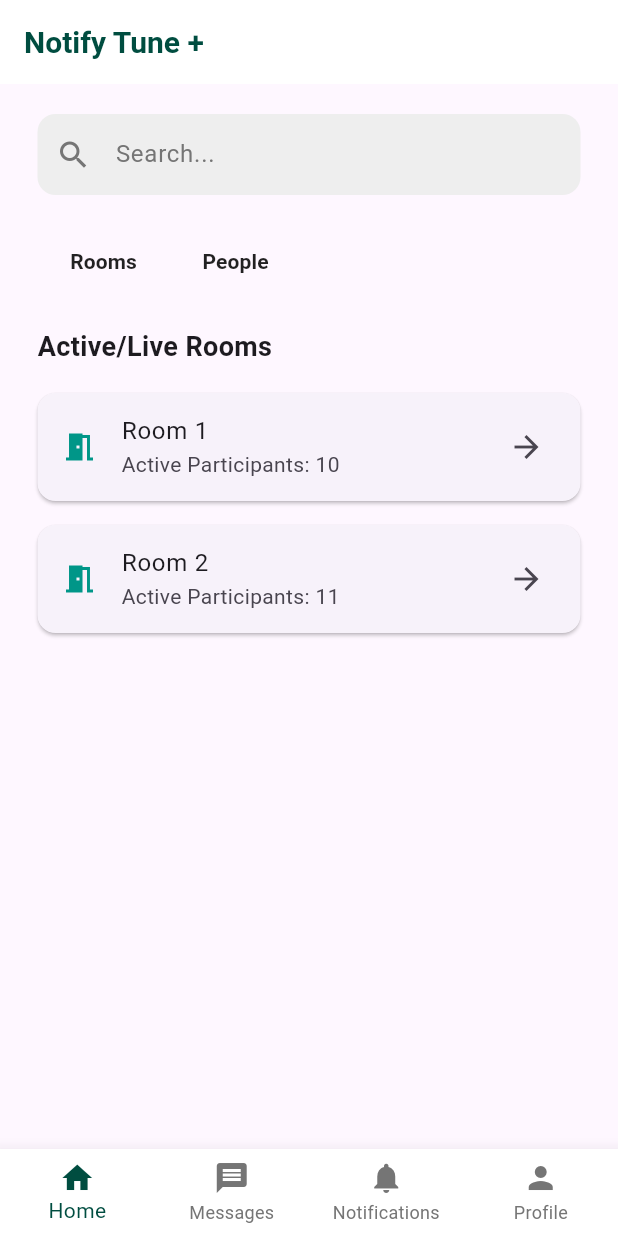
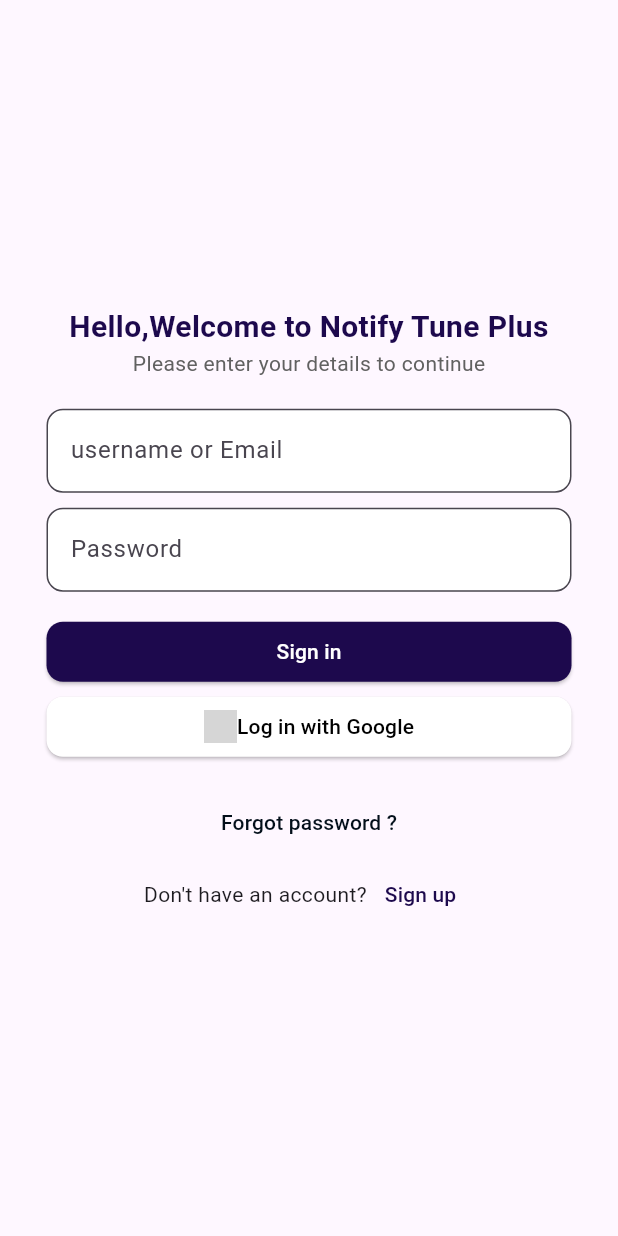
Before and after one commit to byiringiroaimefils/Notifytune, a Flutter app: the screen it shows after launch, after a tap on "Get Started", on a phone screen of 412 x 824 dp. Run offline on Flutter 3.47's test engine with Material 3 defaults, Android fonts, the phone set to English and light mode, and no system bars; grey boxes are pictures that could not be loaded.

Commit message:
Add login route and update intro page styles

```diff
--- a/lib/main.dart
+++ b/lib/main.dart
@@ -1,5 +1,6 @@
 // ignore_for_file: must_be_immutable, prefer_const_constructors
 import 'package:flutter/material.dart';
+import 'package:notifytuneplus/pages/Forms/login_page.dart';
 import 'package:notifytuneplus/pages/chats_page.dart';
 import 'package:notifytuneplus/pages/home_page.dart';
 import 'package:notifytuneplus/pages/intro_page.dart';
@@ -20,6 +21,7 @@
       initialRoute: "/intropage",
       home: IntroPage(),
       routes: {
+        "/signIn": (context) => LoginPage(),
         "/homepage": (context) => HomePage(),
         "/chats": (context) => ChatsPage(),
         "/notifications": (context) => NotificationsPage(),
--- /dev/null
+++ b/lib/pages/Forms/login_page.dart
@@ -0,0 +1,178 @@
+import 'package:flutter/material.dart';
+import 'package:notifytuneplus/pages/Forms/signup_page.dart';
+
+class LoginPage extends StatefulWidget {
+  const LoginPage({super.key});
+  @override
+  State<LoginPage> createState() => _LoginPageState();
+}
+
+class _LoginPageState extends State<LoginPage> {
+  final _formKey = GlobalKey<FormState>();
+  @override
+  Widget build(BuildContext context) {
+    return Scaffold(
+        backgroundColor: Colors.grey[10],
+        body: Form(
+          key: _formKey,
+          child: Center(
+            child: Column(
+              mainAxisAlignment: MainAxisAlignment.center,
+              children: [
+                // Title OR Header
+                Text(
+                  "Hello,Welcome to Notify Tune Plus",
+                  textAlign: TextAlign.center,
+                  style: TextStyle(
+                    fontSize: 20,
+                    fontWeight: FontWeight.bold,
+                    color: Color(0xFF1D094D),
+                  ),
+                ),
+                Text("Please enter your details to continue",
+                    style: TextStyle(
+                      color: Colors.grey[700],
+                    )),
+
+                SizedBox(height: 20),
+                // Input Field
+                // Username or Email
+                SizedBox(
+                  width: 350,
+                  child: TextFormField(
+                    decoration: InputDecoration(
+                      border: OutlineInputBorder(
+                        borderRadius: BorderRadius.circular(11),
+                      ),
+                      filled: true,
+                      fillColor: Colors.white,
+                      hintText: 'username or Email',
+                    ),
+                    validator: (value) {
+                      if (value == null || value.isEmpty) {
+                        return "Please enter your email";
+                      }
+                      if (!RegExp(r'^[^@]+@[^@]+\.[^@]+').hasMatch(value)) {
+                        return "Please enter a valid email address";
+                      }
+                      return null;
+                    },
+                  ),
+                ),
+                SizedBox(height: 10),
+
+                // Password
+                SizedBox(
+                  width: 350,
+                  child: TextFormField(
+                    obscureText: true,
+                    decoration: InputDecoration(
+                      border: OutlineInputBorder(
+                        borderRadius: BorderRadius.circular(11),
+                      ),
+                      filled: true,
+                      fillColor: Colors.white,
+                      hintText: 'Password',
+                    ),
+                    validator: (value) {
+                      if (value == null || value.isEmpty) {
+                        return "Please enter your password";
+                      }
+                      if (value.length < 6) {
+                        return "Password must be at least 6 characters long";
+                      }
+                      return null;
+                    },
+                  ),
+                ),
+
+                SizedBox(height: 20),
+
+                // Sign in button
+                SizedBox(
+                  width: 350,
+                  height: 40,
+                  child: ElevatedButton(
+                    onPressed: () {},
+                    style: ElevatedButton.styleFrom(
+                      backgroundColor: const Color(0xFF1D094D),
+                      foregroundColor: Colors.white,
+                      shape: RoundedRectangleBorder(
+                        borderRadius: BorderRadius.circular(11),
+                      ),
+                    ),
+                    child: Text("Sign in"),
+                  ),
+                ),
+
+                SizedBox(height: 10),
+
+                // Google Sign in button
+                SizedBox(
+                  width: 350,
+                  height: 40,
+                  child: ElevatedButton(
+                    onPressed: () {},
+                    style: ElevatedButton.styleFrom(
+                      backgroundColor: Colors.white,
+                      foregroundColor: Colors.black,
+                      shape: RoundedRectangleBorder(
+                        borderRadius: BorderRadius.circular(11),
+                      ),
+                    ),
+                    child: Row(
+                      mainAxisAlignment: MainAxisAlignment.center,
+                      children: [
+                        Image.asset(
+                          "images/google-icon.png",
+                          width: 22,
+                          height: 22,
+                        ),
+                        Text("Log in with Google"),
+                      ],
+                    ),
+                  ),
+                ),
+
+                SizedBox(height: 20),
+
+                // forget password
+                Align(
+                  alignment: Alignment.center,
+                  child: TextButton(
+                    onPressed: () {},
+                    style: TextButton.styleFrom(foregroundColor: Colors.white),
+                    child: Text(
+                      "Forgot password ?",
+                      style: TextStyle(
+                          color: const Color.fromARGB(255, 3, 15, 26)),
+                    ),
+                  ),
+                ),
+                //  don't have account
+                Row(
+                  mainAxisAlignment: MainAxisAlignment.center,
+                  children: [
+                    Text("Don't have an account?"),
+                    TextButton(
+                      onPressed: () {
+                        Navigator.push(
+                          context,
+                          MaterialPageRoute(builder: (context) => SignupPage()),
+                        );
+                      },
+                      child: Text(
+                        'Sign up',
+                        style: TextStyle(
+                          color: const Color(0xFF1D094D),
+                        ),
+                      ),
+                    ),
+                  ],
+                ),
+              ],
+            ),
+          ),
+        ));
+  }
+}
--- a/lib/pages/intro_page.dart
+++ b/lib/pages/intro_page.dart
@@ -19,13 +19,13 @@
                   height: 80,
                   width: 80,
                   decoration: BoxDecoration(
-                    color: Colors.teal.withOpacity(0.1),
+                    color: Color(0xFF1D094D).withOpacity(0.1),
                     borderRadius: BorderRadius.circular(40),
                   ),
                   child: Icon(
                     Icons.chat_bubble_outline,
                     size: 40,
-                    color: Colors.teal,
+                    color: Color(0xFF1D094D),
                   ),
                 ),
                 SizedBox(height: 30),
@@ -35,7 +35,7 @@
                   style: TextStyle(
                     fontSize: 24,
                     fontWeight: FontWeight.bold,
-                    color: Colors.teal[900],
+                    color: Color(0xFF1D094D),
                   ),
                 ),
                 SizedBox(height: 20),
@@ -55,12 +55,12 @@
             ),
             GestureDetector(
               onTap: () {
-                Navigator.pushNamed(context, "/homepage");
+                Navigator.pushNamed(context, "/signIn");
               },
               child: Container(
                 decoration: BoxDecoration(
                   borderRadius: BorderRadius.circular(12),
-                  color: Colors.teal,
+                  color: Color(0xFF1D094D),
                 ),
                 child: Padding(
                   padding: const EdgeInsets.symmetric(
```
Also changed, not shown: lib/pages/Forms/signup_page.dart (added, +203 -0 lines), assets/images/google-icon.png (added), pubspec.lock.
